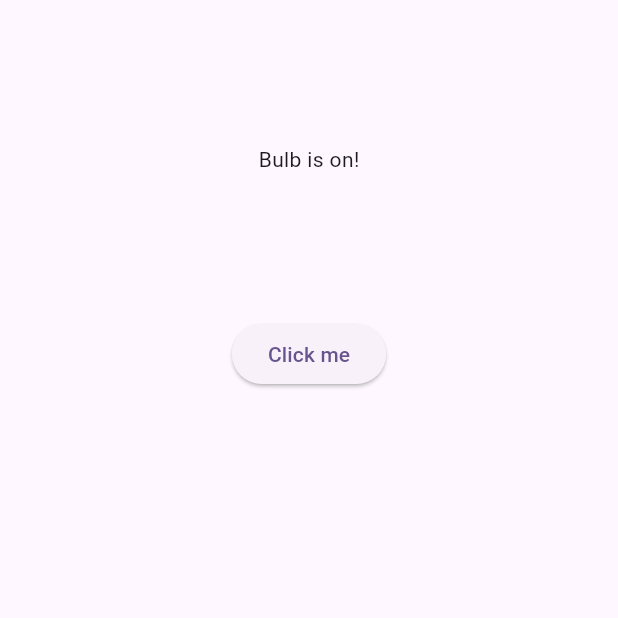
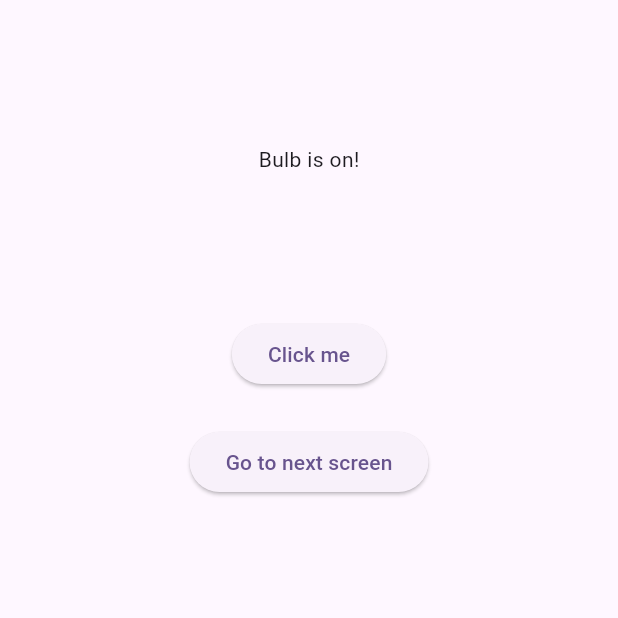
Before and after one commit to Strasbourg-Flutter-Meetup/state_management_flutter_cubit, a Flutter app: the screen it shows after launch, after a tap on "Click me", on a phone screen of 412 x 824 dp, the top half of it. Run offline on Flutter 3.47's test engine with Material 2 defaults, Android fonts, the phone set to English and light mode, and no system bars; our stand-ins replace equatable, flutter_bloc.

Commit message:
feat: implement a inter widget communication approach
The contains now a global event bus in order to send and listen to events. Furthermore, did some refactoring and documentation.

```diff
--- a/lib/features/dashboard/presentation/cubit/bulb_cubit.dart
+++ b/lib/features/dashboard/presentation/cubit/bulb_cubit.dart
@@ -1,27 +1,43 @@
-// Project: Weather Poser
+// Project: Cubit Example
 // Author: Daniel Krentzlin
-// Project begin: 18.18.2022
+// Project begin: 05.10.2023
 // Dev Environment: Android Studio
 // Platform: Windows 11
 // Copyright: Walnut IT 2023
 // ID: 20231005095140
 // 05.10.2023 09:51
+import 'dart:async';
+
 import 'package:cubit_example/features/dashboard/presentation/cubit/bulb_state.dart';
+import 'package:cubit_example/global_event_bus/global_event.dart';
+import 'package:cubit_example/global_event_bus/global_event_bus.dart';
 import 'package:flutter_bloc/flutter_bloc.dart';
 
-/// The `BulbCubit` class is responsible for managing the state of a light bulb
-/// in a Flutter application. It extends the `Cubit` class and provides methods
+/// The [BulbCubit] class is responsible for managing the state of a light bulb
+/// in a Flutter application. It extends the [Cubit] class and provides methods
 /// for initializing the bulb state, switching the bulb on, and switching the
 /// bulb off.
 class BulbCubit extends Cubit<BulbState> {
-  /// Constructor for the `BulbCubit` class.
+  /// Constructor for the [BulbCubit] class.
   ///
   /// [initialState] is the initial state of the bulb.
-  BulbCubit(super.initialState);
+  BulbCubit(
+    super.initialState, {
+    required this.globalEventBus,
+  });
 
+  /// An instance of a global event bus used for inter-widget communication and event handling.
+  GlobalEventBus globalEventBus;
+
+  /// Stores the data related to the state of a bulb, indicating whether it is currently on or off.
   BulbStateData? _stateData;
 
+  /// Represents the current state of the bulb, where `true` indicates the bulb is on, and `false` indicates it is off.
   bool _bulbIsOn = false;
+
+  /// A subscription to a stream of events on the global event bus, allowing the application to listen for and react to specific events.
+  StreamSubscription? _globalEventBusStreamSubscription;
+
 
   /// Getter method to check if the bulb is on.
   bool get bulbIsOn => _bulbIsOn;
@@ -33,6 +49,7 @@ class BulbCubit extends Cubit<BulbState> {
   void initialize() {
     emit(const BulbState.loading());
 
+    _listenToGlobalEventBus();
     _updateStateData();
 
     emit(BulbState.loaded(
@@ -72,8 +89,32 @@ class BulbCubit extends Cubit<BulbState> {
     ));
   }
 
+  Future<void> cancelGlobalEventBusStreamSubscription() async {
+    await _globalEventBusStreamSubscription?.cancel();
+  }
+
   /// Updates the `_stateData` with the current bulb state.
   void _updateStateData() {
     _stateData = BulbStateData(bulbIsOn: _bulbIsOn);
   }
+
+  /// Listens to global events from the event bus and reacts to changes in the
+  /// bulb state.
+  void _listenToGlobalEventBus() {
+    // Subscribe to events on the global event bus that match the
+    // GlobalEvent.updateBulbState event.
+    _globalEventBusStreamSubscription = globalEventBus.eventBus
+        .where(
+          (event) => event == GlobalEvent.updateBulbState,
+    )
+        .listen((event) {
+      // When the updateBulbState event is received, toggle the state of the bulb.
+      if (_bulbIsOn) {
+        switchBulbOff();
+      } else {
+        switchBulbOn();
+      }
+    });
+  }
+
 }
--- a/lib/features/dashboard/presentation/screen/dashboard.dart
+++ b/lib/features/dashboard/presentation/screen/dashboard.dart
@@ -1,6 +1,6 @@
-// Project: Weather Poser
+// Project: Cubit Example
 // Author: Daniel Krentzlin
-// Project begin: 18.18.2022
+// Project begin: 05.10.2023
 // Dev Environment: Android Studio
 // Platform: Windows 11
 // Copyright: Walnut IT 2023
@@ -8,16 +8,18 @@
 // 05.10.2023 09:40
 import 'package:cubit_example/features/dashboard/presentation/cubit/bulb_cubit.dart';
 import 'package:cubit_example/features/dashboard/presentation/cubit/bulb_state.dart';
-import 'package:cubit_example/features/dashboard/presentation/widgets/bottom_button.dart';
 import 'package:cubit_example/features/dashboard/presentation/widgets/bulb.dart';
+import 'package:cubit_example/features/dashboard/presentation/widgets/primary_bulb_button.dart';
+import 'package:cubit_example/features/dashboard/presentation/widgets/router_button.dart';
+import 'package:cubit_example/global_event_bus/global_event_bus.dart';
 import 'package:cubit_example/ui/widgets/screen_template.dart';
 import 'package:flutter/material.dart';
 import 'package:flutter_bloc/flutter_bloc.dart';
 
-/// The `Dashboard` widget is a Flutter `StatelessWidget` that represents the
+/// The [Dashboard] widget is a Flutter [StatelessWidget] that represents the
 /// main dashboard of your application. It wraps its content with a
-/// `BlocProvider` for managing the `BulbCubit` and initializes it with an
-/// initial state. The main content is displayed using the `_DashboardContent`
+/// [BlocProvider] for managing the `BulbCubit` and initializes it with an
+/// initial state. The main content is displayed using the [_DashboardContent]
 /// widget.
 class Dashboard extends StatelessWidget {
   /// Constructor for the `Dashboard` widget.
@@ -28,16 +30,17 @@ class Dashboard extends StatelessWidget {
 
   @override
   Widget build(BuildContext context) => BlocProvider<BulbCubit>(
-    create: (context) => BulbCubit(
-      const BulbState.initial(),
-    )..initialize(),
-    child: _DashboardContent(),
-  );
+        create: (context) => BulbCubit(
+          const BulbState.initial(),
+          globalEventBus: GlobalEventBus.instance,
+        )..initialize(),
+        child: _DashboardContent(),
+      );
 }
 
-/// The `_DashboardContent` widget is a Flutter `StatelessWidget` that represents
+/// The [_DashboardContent] widget is a Flutter [StatelessWidget] that represents
 /// the content of the dashboard. It displays a column of widgets, including a
-/// `Bulb` widget and a `BottomButton` widget, separated by `SizedBox` widgets
+/// [Bulb] widget and a [PrimaryBulbButton] widget, separated by [SizedBox] widgets
 /// for spacing.
 class _DashboardContent extends StatelessWidget {
   @override
@@ -51,7 +54,11 @@ class _DashboardContent extends StatelessWidget {
           SizedBox(
             height: 96.0,
           ),
-          BottomButton(),
+          PrimaryBulbButton(),
+          SizedBox(
+            height: 24.0,
+          ),
+          RouterButton(),
         ],
       ));
 }
--- a/lib/features/dashboard/presentation/widgets/bottom_button.dart
+++ /dev/null
@@ -1,34 +0,0 @@
-// Project: Weather Poser
-// Author: Daniel Krentzlin
-// Project begin: 18.18.2022
-// Dev Environment: Android Studio
-// Platform: Windows 11
-// Copyright: Walnut IT 2023
-// ID: 20231005094220
-// 05.10.2023 09:42
-import 'package:cubit_example/features/dashboard/presentation/cubit/bulb_cubit.dart';
-import 'package:flutter/material.dart';
-import 'package:flutter_bloc/flutter_bloc.dart';
-
-/// The `BottomButton` widget is a Flutter `StatelessWidget` that represents a
-/// button displayed at the bottom of the screen. When pressed, it toggles the
-/// state of the `BulbCubit` by reading the current state from the `context`.
-class BottomButton extends StatelessWidget {
-  /// Constructor for the `BottomButton` widget.
-  ///
-  /// [key] is an optional parameter that can be used to provide a key for
-  /// this widget.
-  const BottomButton({super.key});
-
-  @override
-  Widget build(BuildContext context) => ElevatedButton(
-      onPressed: () {
-        final cubit = context.read<BulbCubit>();
-        if (cubit.bulbIsOn) {
-          cubit.switchBulbOff();
-        } else {
-          cubit.switchBulbOn();
-        }
-      },
-      child: const Text('Click me'));
-}
--- /dev/null
+++ b/lib/features/dashboard/presentation/widgets/primary_bulb_button.dart
@@ -0,0 +1,44 @@
+// Project: Cubit Example
+// Author: Daniel Krentzlin
+// Project begin: 05.10.2023
+// Dev Environment: Android Studio
+// Platform: Windows 11
+// Copyright: Walnut IT 2023
+// ID: 20231005094220
+// 05.10.2023 09:42
+import 'package:cubit_example/features/dashboard/presentation/cubit/bulb_cubit.dart';
+import 'package:flutter/material.dart';
+import 'package:flutter_bloc/flutter_bloc.dart';
+
+
+/// The [PrimaryBulbButton] widget is a Flutter `StatelessWidget` that represents
+/// a primary button used to control the state of a bulb.
+class PrimaryBulbButton extends StatelessWidget {
+  /// Constructor for the [PrimaryBulbButton] widget.
+  ///
+  /// [key] is an optional parameter that can be used to provide a key for
+  /// this widget.
+  const PrimaryBulbButton({super.key});
+
+  @override
+  Widget build(BuildContext context) {
+    // This widget displays an elevated button with the text "Click me." When
+    // clicked, it reads the `BulbCubit` from the context and toggles the state
+    // of the bulb by calling `switchBulbOn` or `switchBulbOff` methods based on
+    // the current state.
+    return ElevatedButton(
+      onPressed: () {
+        // Reads the `BulbCubit` from the context.
+        final cubit = context.read<BulbCubit>();
+
+        // Checks the current state of the bulb and toggles it accordingly.
+        if (cubit.bulbIsOn) {
+          cubit.switchBulbOff();
+        } else {
+          cubit.switchBulbOn();
+        }
+      },
+      child: const Text('Click me'),
+    );
+  }
+}
--- /dev/null
+++ b/lib/features/dashboard/presentation/widgets/router_button.dart
@@ -0,0 +1,39 @@
+// Project: Cubit Example
+// Author: Daniel Krentzlin
+// Project begin: 05.10.2023
+// Dev Environment: Android Studio
+// Platform: Windows 11
+// Copyright: Walnut IT 2023
+// ID: 20231005110914
+// 05.10.2023 11:09
+
+import 'package:cubit_example/features/second_screen/presentation/screen/second_screen.dart';
+import 'package:flutter/material.dart';
+
+/// The [RouterButton] widget is a Flutter [StatelessWidget] that represents
+/// a button used for navigating to the next screen.
+class RouterButton extends StatelessWidget {
+  /// Constructor for the [RouterButton] widget.
+  ///
+  /// [key] is an optional parameter that can be used to provide a key for
+  /// this widget.
+  const RouterButton({super.key});
+
+  @override
+  Widget build(BuildContext context) {
+    // This widget displays an elevated button with the text "Go to next screen."
+    // When clicked, it triggers navigation to the [SecondScreen] using the
+    // [Navigator] class.
+    return ElevatedButton(
+      onPressed: () {
+        // Navigates to the [SecondScreen] using a [MaterialPageRoute].
+        Navigator.of(context).push(
+          MaterialPageRoute(
+            builder: (context) => const SecondScreen(),
+          ),
+        );
+      },
+      child: const Text('Go to next screen'),
+    );
+  }
+}
--- /dev/null
+++ b/lib/global_event_bus/global_event.dart
@@ -0,0 +1,14 @@
+// Project: Cubit Example
+// Author: Daniel Krentzlin
+// Project begin: 05.10.2023
+// Dev Environment: Android Studio
+// Platform: Windows 11
+// Copyright: Walnut IT 2022
+// ID: .general_event
+// 24.08.2022 17:33
+/// Represents global events that can occur in the application.
+enum GlobalEvent {
+  /// Event to update the state of the bulb on the dashboard screen.
+  updateBulbState,
+
+}
--- /dev/null
+++ b/lib/global_event_bus/global_event_bus.dart
@@ -0,0 +1,40 @@
+// Project: Cubit Example
+// Author: Daniel Krentzlin
+// Project begin: 05.10.2023
+// Dev Environment: Android Studio
+// Platform: Windows 11
+// Copyright: Walnut IT 2022
+// ID: .event_bus
+// 23.08.2022 08:12
+import 'dart:async';
+
+import 'global_event.dart';
+
+/// The [GlobalEventBus] class provides a simple event bus mechanism for
+/// broadcasting and listening to global events in the application.
+class GlobalEventBus {
+  GlobalEventBus._();
+
+  /// A singleton instance of the [GlobalEventBus] class.
+  static final GlobalEventBus instance = GlobalEventBus._();
+
+  /// A stream controller used for broadcasting events.
+  final StreamController _eventBus = StreamController.broadcast();
+
+  /// Returns a stream that allows subscribers to listen to events.
+  Stream get eventBus => _eventBus.stream;
+
+  /// Adds a [GlobalEvent] to the event bus, broadcasting it to all listeners.
+  ///
+  /// [event] is the global event to be added to the bus.
+  void addEvent(GlobalEvent event) {
+    _eventBus.add(event);
+  }
+
+  /// Closes the event bus stream when it's no longer needed.
+  ///
+  /// This should be called to release resources and prevent memory leaks.
+  Future<void> disposeEventBus() async {
+    await _eventBus.close();
+  }
+}
--- a/lib/main.dart
+++ b/lib/main.dart
@@ -1,7 +1,7 @@
 import 'package:cubit_example/features/dashboard/presentation/screen/dashboard.dart';
 import 'package:flutter/material.dart';
 
-/// The `MyApp` widget is the root of the Flutter application. It defines the
+/// The [MyApp] widget is the root of the Flutter application. It defines the
 /// top-level configuration for the app, including its title, theme, and the
 /// initial screen to display.
 class MyApp extends StatelessWidget {
```
Also changed, not shown: lib/features/dashboard/presentation/cubit/bulb_state.dart (+7 -7 lines), lib/features/dashboard/presentation/widgets/bulb.dart (+4 -4 lines), lib/features/second_screen/presentation/screen/second_screen.dart (added, +39 -0 lines), lib/features/second_screen/presentation/widgets/secondary_bulb_button.dart (added, +34 -0 lines), lib/ui/widgets/center_template.dart (+7 -7 lines), lib/ui/widgets/error_message.dart (+4 -4 lines), lib/ui/widgets/loading_cycle.dart (+6 -6 lines), lib/ui/widgets/screen_template.dart (+4 -4 lines).
